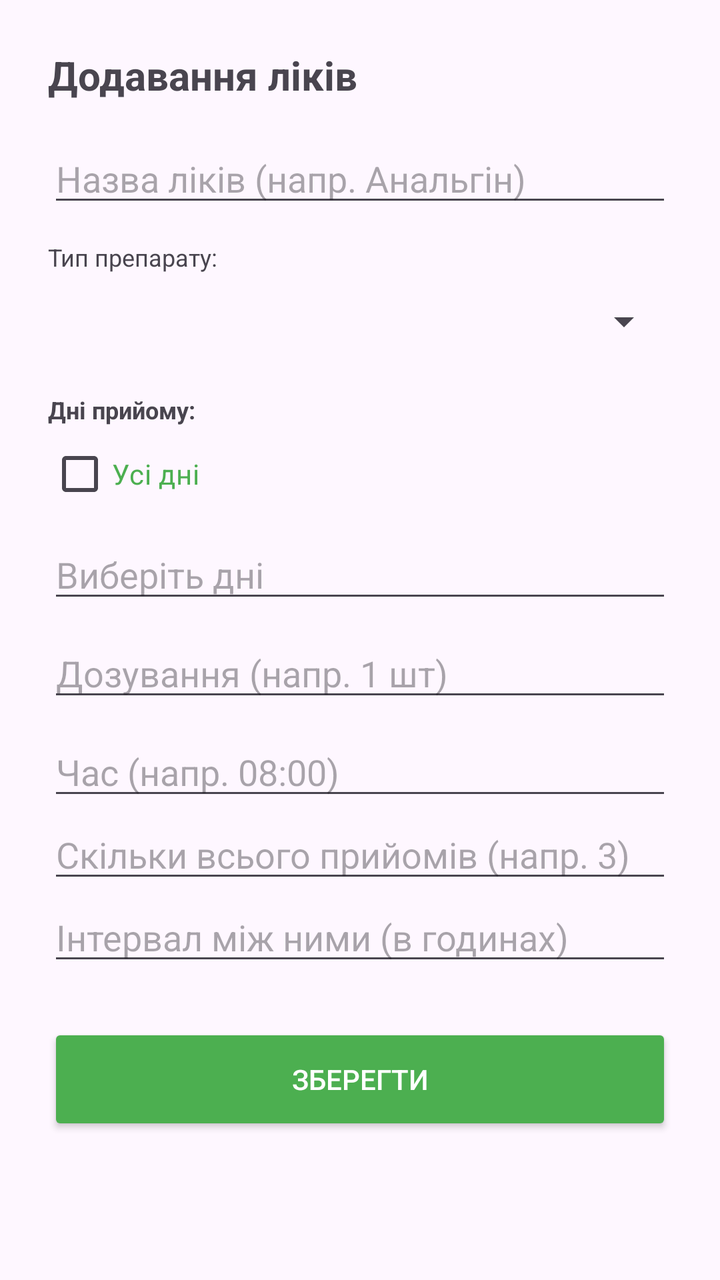
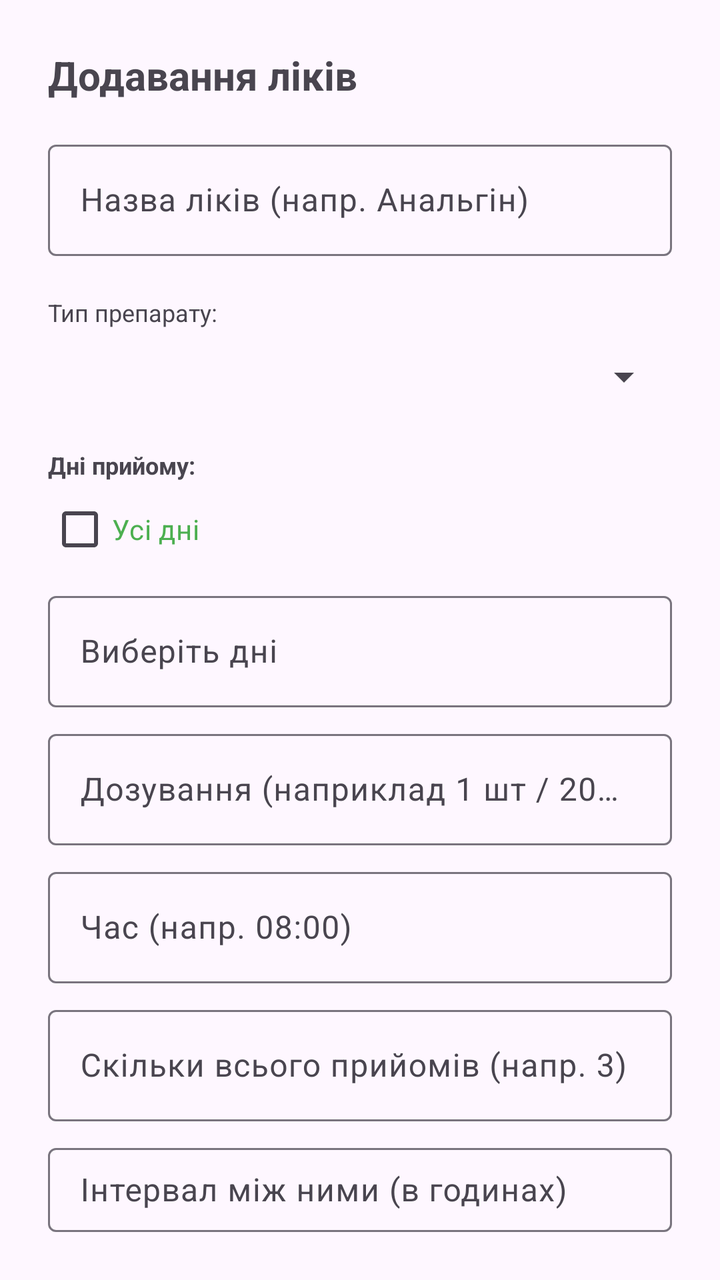

The first picture is an Android layout as it rendered before a commit; the second is the same layout after the commit. The layout source and the unified diff follow.
<!-- AndroidManifest.xml: application theme Theme.MedCourse -->
<!-- res/layout/dialog_add_medicine.xml -->
<?xml version="1.0" encoding="utf-8"?>
<LinearLayout xmlns:android="http://schemas.android.com/apk/res/android"
    android:layout_width="match_parent"
    android:layout_height="wrap_content"
    android:orientation="vertical"
    android:padding="24dp">

    <TextView
        android:layout_width="wrap_content"
        android:layout_height="wrap_content"
        android:text="Додавання ліків"
        android:textSize="20sp"
        android:textStyle="bold"
        android:layout_marginBottom="16dp"/>

    <EditText
        android:id="@+id/editName"
        android:layout_width="match_parent"
        android:layout_height="wrap_content"
        android:hint="Назва ліків (напр. Анальгін)"
        android:inputType="textCapSentences"/>

    <TextView
        android:layout_width="wrap_content"
        android:layout_height="wrap_content"
        android:text="Тип препарату:"
        android:layout_marginTop="12dp"
        android:textSize="12sp"/>
    <Spinner
        android:id="@+id/spinnerType"
        android:layout_width="match_parent"
        android:layout_height="48dp" />

    <TextView
        android:layout_width="wrap_content"
        android:layout_height="wrap_content"
        android:text="Дні прийому:"
        android:layout_marginTop="12dp"
        android:textSize="12sp"
        android:textStyle="bold"/>

    <CheckBox
        android:id="@+id/cbAllDays"
        android:layout_width="wrap_content"
        android:layout_height="wrap_content"
        android:text="Усі дні"
        android:textColor="#4CAF50" />

    <EditText
        android:id="@+id/editDays"
        android:layout_width="match_parent"
        android:layout_height="wrap_content"
        android:hint="Виберіть дні"
        android:focusable="false"
        android:clickable="true"
        android:layout_marginTop="4dp"
        android:background="?android:attr/editTextBackground" />

    <EditText
        android:id="@+id/editDosage"
        android:layout_width="match_parent"
        android:layout_height="wrap_content"
        android:hint="Дозування (напр. 1 шт)"
        android:layout_marginTop="8dp"/>

    <EditText
        android:id="@+id/editTime"
        android:layout_width="match_parent"
        android:layout_height="wrap_content"
        android:hint="Час (напр. 08:00)"
        android:layout_marginTop="8dp"
        android:inputType="time"/>
    <EditText
        android:id="@+id/editTotalDoses"
        android:layout_width="match_parent"
        android:layout_height="wrap_content"
        android:hint="Скільки всього прийомів (напр. 3)"
        android:inputType="number" />

    <EditText
        android:id="@+id/editInterval"
        android:layout_width="match_parent"
        android:layout_height="wrap_content"
        android:hint="Інтервал між ними (в годинах)"
        android:inputType="number" />
    <Button
        android:id="@+id/btnSave"
        android:layout_width="match_parent"
        android:layout_height="56dp"
        android:layout_marginTop="24dp"
        android:text="Зберегти"
        android:backgroundTint="#4CAF50"
        android:textColor="@android:color/white"/>
</LinearLayout>
<!-- resources referenced by this layout -->
<resources>
  <style name="Theme.MedCourse" parent="Base.Theme.MedCourse" />
  <style name="Base.Theme.MedCourse" parent="Theme.Material3.DayNight.NoActionBar">
          
          
      </style>
</resources>

<!-- the commit's change to res/layout/dialog_add_medicine.xml (unified diff, before → after) -->
@@ -1,5 +1,6 @@
 <?xml version="1.0" encoding="utf-8"?>
 <LinearLayout xmlns:android="http://schemas.android.com/apk/res/android"
+    xmlns:app="http://schemas.android.com/apk/res-auto"
     android:layout_width="match_parent"
     android:layout_height="wrap_content"
     android:orientation="vertical"
@@ -13,12 +14,18 @@
         android:textStyle="bold"
         android:layout_marginBottom="16dp"/>
 
-    <EditText
-        android:id="@+id/editName"
+    <com.google.android.material.textfield.TextInputLayout
         android:layout_width="match_parent"
         android:layout_height="wrap_content"
-        android:hint="Назва ліків (напр. Анальгін)"
-        android:inputType="textCapSentences"/>
+        android:layout_marginBottom="8dp">
+
+        <com.google.android.material.textfield.TextInputEditText
+            android:id="@+id/editName"
+            android:layout_width="match_parent"
+            android:layout_height="wrap_content"
+            android:hint="Назва ліків (напр. Анальгін)"
+            android:inputType="textCapSentences"/>
+    </com.google.android.material.textfield.TextInputLayout>
 
     <TextView
         android:layout_width="wrap_content"
@@ -46,43 +53,70 @@
         android:text="Усі дні"
         android:textColor="#4CAF50" />
 
-    <EditText
-        android:id="@+id/editDays"
+    <com.google.android.material.textfield.TextInputLayout
         android:layout_width="match_parent"
         android:layout_height="wrap_content"
-        android:hint="Виберіть дні"
-        android:focusable="false"
-        android:clickable="true"
-        android:layout_marginTop="4dp"
-        android:background="?android:attr/editTextBackground" />
+        android:layout_marginTop="4dp">
 
-    <EditText
-        android:id="@+id/editDosage"
+        <com.google.android.material.textfield.TextInputEditText
+            android:id="@+id/editDays"
+            android:layout_width="match_parent"
+            android:layout_height="wrap_content"
+            android:hint="Виберіть дні"
+            android:focusable="false"
+            android:clickable="true" />
+    </com.google.android.material.textfield.TextInputLayout>
+
+    <com.google.android.material.textfield.TextInputLayout
         android:layout_width="match_parent"
         android:layout_height="wrap_content"
-        android:hint="Дозування (напр. 1 шт)"
-        android:layout_marginTop="8dp"/>
+        android:layout_marginTop="8dp">
 
-    <EditText
-        android:id="@+id/editTime"
+        <com.google.android.material.textfield.TextInputEditText
+            android:id="@+id/editDosage"
+            android:layout_width="match_parent"
+            android:layout_height="wrap_content"
+            android:hint="Дозування (наприклад 1 шт / 20 мл)" />
+    </com.google.android.material.textfield.TextInputLayout>
+
+    <com.google.android.material.textfield.TextInputLayout
         android:layout_width="match_parent"
         android:layout_height="wrap_content"
-        android:hint="Час (напр. 08:00)"
-        android:layout_marginTop="8dp"
-        android:inputType="time"/>
-    <EditText
-        android:id="@+id/editTotalDoses"
+        android:layout_marginTop="8dp">
+
+        <com.google.android.material.textfield.TextInputEditText
+            android:id="@+id/editTime"
+            android:layout_width="match_parent"
+            android:layout_height="wrap_content"
+            android:hint="Час (напр. 08:00)"
+            android:inputType="time"/>
+    </com.google.android.material.textfield.TextInputLayout>
+
+    <com.google.android.material.textfield.TextInputLayout
         android:layout_width="match_parent"
         android:layout_height="wrap_content"
-        android:hint="Скільки всього прийомів (напр. 3)"
-        android:inputType="number" />
+        android:layout_marginTop="8dp">
 
-    <EditText
-        android:id="@+id/editInterval"
+        <com.google.android.material.textfield.TextInputEditText
+            android:id="@+id/editTotalDoses"
+            android:layout_width="match_parent"
+            android:layout_height="wrap_content"
+            android:hint="Скільки всього прийомів (напр. 3)"
+            android:inputType="number" />
+    </com.google.android.material.textfield.TextInputLayout>
+
+    <com.google.android.material.textfield.TextInputLayout
         android:layout_width="match_parent"
         android:layout_height="wrap_content"
-        android:hint="Інтервал між ними (в годинах)"
-        android:inputType="number" />
+        android:layout_marginTop="8dp">
+
+        <com.google.android.material.textfield.TextInputEditText
+            android:id="@+id/editInterval"
+            android:layout_width="match_parent"
+            android:layout_height="wrap_content"
+            android:hint="Інтервал між ними (в годинах)"
+            android:inputType="number" />
+    </com.google.android.material.textfield.TextInputLayout>
     <Button
         android:id="@+id/btnSave"
         android:layout_width="match_parent"
